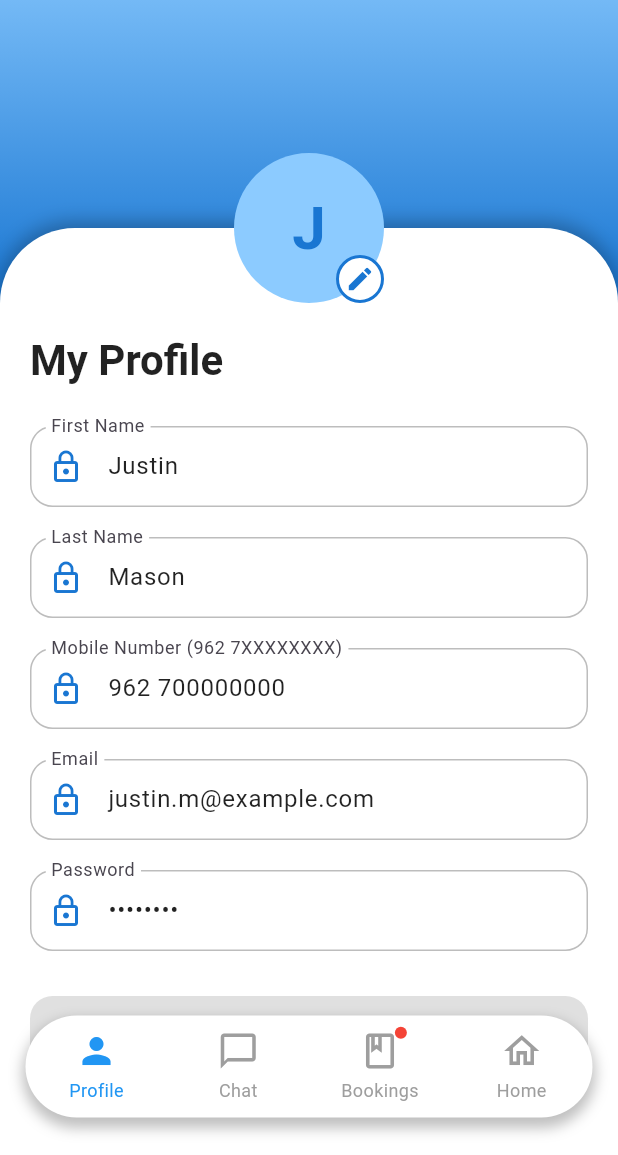
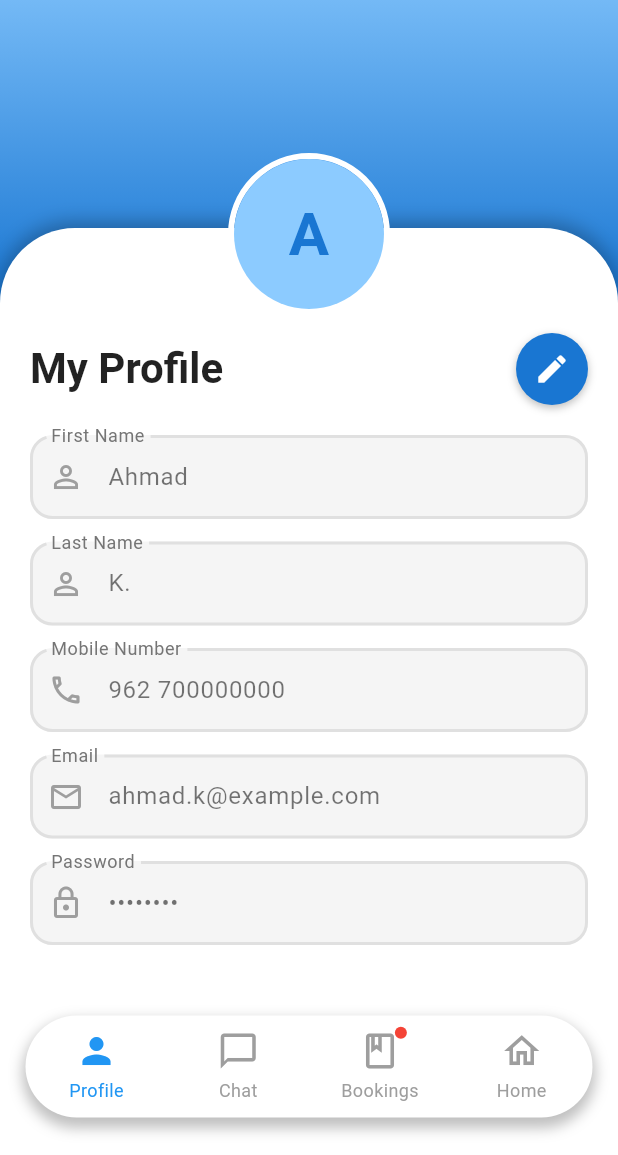
Before and after one commit to RashedGhanem11/Ajeer, a Flutter app: the ProfileScreen screen opened directly, on a phone screen of 412 x 824 dp, the part 81-1236 px from its top. Run offline on Flutter 3.47's test engine with Material 3 defaults, Android fonts, the phone set to English and light mode, and no system bars; our stand-ins replace image_picker.

Commit message:
feat: Enhance ProfileScreen with edit mode functionality, improved UI elements, and better state management

```diff
--- a/Ajeer.mobile/lib/screens/customer_screens/profile_screen.dart
+++ b/Ajeer.mobile/lib/screens/customer_screens/profile_screen.dart
@@ -17,11 +17,16 @@ class ProfileScreen extends StatefulWidget {
 class _ProfileScreenState extends State<ProfileScreen> {
   static const Color _primaryBlue = Color(0xFF1976D2);
   static const Color _lightBlue = Color(0xFF8CCBFF);
+  static const Color _saveGreen = Color(0xFF4CAF50);
+  static const Color _cancelRed = Color(0xFFF44336);
   static const double _borderRadius = 50.0;
   static const double _profileAvatarHeight = 100.0;
   static const double _navBarTotalHeight = 56.0 + 20.0 + 10.0;
+  static const double _fieldVerticalPadding = 16.0;
 
   int _selectedIndex = 0;
+  bool _isPasswordVisible = false;
+  bool _isEditing = false;
 
   final List<Map<String, dynamic>> _navItems = const [
     {
@@ -43,12 +48,13 @@ class _ProfileScreenState extends State<ProfileScreen> {
     {'label': 'Home', 'icon': Icons.home_outlined, 'activeIcon': Icons.home},
   ];
 
-  String _firstName = 'Justin';
-  String _lastName = 'Mason';
+  String _firstName = 'Ahmad';
+  String _lastName = 'K.';
   String _mobileNumber = '962 700000000';
-  String _email = 'justin.m@example.com';
+  String _email = 'ahmad.k@example.com';
   String _password = '********';
   File? _profileImage;
+  File? _originalProfileImage; // Stores image before editing started
   bool _dataHasChanged = false;
 
   late TextEditingController _firstNameController;
@@ -87,7 +93,7 @@ class _ProfileScreenState extends State<ProfileScreen> {
           _emailController.text != _email ||
           (_passwordController.text != _password &&
               _passwordController.text != '********') ||
-          (_profileImage != null);
+          (_profileImage != _originalProfileImage);
 
       if (_dataHasChanged != changed) {
         setState(() {
@@ -129,6 +135,8 @@ class _ProfileScreenState extends State<ProfileScreen> {
   }
 
   Future<void> _pickImage() async {
+    if (!_isEditing) return;
+
     final ImagePicker picker = ImagePicker();
     final XFile? image = await picker.pickImage(source: ImageSource.gallery);
     if (image != null) {
@@ -148,7 +156,9 @@ class _ProfileScreenState extends State<ProfileScreen> {
       if (_passwordController.text != '********') {
         _password = _passwordController.text;
       }
+      _originalProfileImage = _profileImage;
       _dataHasChanged = false;
+      _isEditing = false;
     });
     _passwordController.text = '********';
 
@@ -161,6 +171,28 @@ class _ProfileScreenState extends State<ProfileScreen> {
         margin: const EdgeInsets.symmetric(horizontal: 20, vertical: 20),
       ),
     );
+  }
+
+  void _toggleEditMode() {
+    if (!_isEditing) {
+      // ENTERING Edit Mode
+      _originalProfileImage = _profileImage; // Save current image
+    } else {
+      // EXITING Edit Mode (Cancel)
+      if (_dataHasChanged) {
+        // Revert all fields to original state
+        _firstNameController.text = _firstName;
+        _lastNameController.text = _lastName;
+        _mobileController.text = _mobileNumber;
+        _emailController.text = _email;
+        _passwordController.text = '********';
+        _profileImage = _originalProfileImage; // Revert profile image
+        _dataHasChanged = false;
+      }
+    }
+    setState(() {
+      _isEditing = !_isEditing;
+    });
   }
 
   void _showSwitchModeDialog() {
@@ -332,7 +364,12 @@ class _ProfileScreenState extends State<ProfileScreen> {
           child: Stack(
             alignment: Alignment.center,
             children: [
-              CircleAvatar(
+              Container(
+                decoration: BoxDecoration(
+                  shape: BoxShape.circle,
+                  border: Border.all(color: Colors.white, width: 4.0),
+                ),
+                child: CircleAvatar(
                   radius: _profileAvatarHeight / 2,
                   backgroundColor: _lightBlue,
                   backgroundImage: _profileImage != null
@@ -349,6 +386,8 @@ class _ProfileScreenState extends State<ProfileScreen> {
                         )
                       : null,
                 ),
+              ),
+              if (_isEditing)
                 Positioned(
                   bottom: 0,
                   right: 0,
@@ -359,7 +398,11 @@ class _ProfileScreenState extends State<ProfileScreen> {
                       shape: BoxShape.circle,
                       border: Border.all(color: _primaryBlue, width: 2),
                     ),
-                  child: const Icon(Icons.edit, color: _primaryBlue, size: 20),
+                    child: const Icon(
+                      Icons.edit,
+                      color: _primaryBlue,
+                      size: 20,
+                    ),
                   ),
                 ),
             ],
@@ -404,6 +447,9 @@ class _ProfileScreenState extends State<ProfileScreen> {
           child: Column(
             crossAxisAlignment: CrossAxisAlignment.start,
             children: [
+              Row(
+                mainAxisAlignment: MainAxisAlignment.spaceBetween,
+                children: [
                   Text(
                     'My Profile',
                     style: Theme.of(context).textTheme.headlineSmall?.copyWith(
@@ -412,7 +458,10 @@ class _ProfileScreenState extends State<ProfileScreen> {
                       color: Colors.black87,
                     ),
                   ),
-              const SizedBox(height: 25.0),
+                  _buildEditSaveButtons(),
+                ],
+              ),
+              const SizedBox(height: 20.0),
               _buildInfoField(
                 controller: _firstNameController,
                 label: 'First Name',
@@ -425,8 +474,8 @@ class _ProfileScreenState extends State<ProfileScreen> {
               ),
               _buildInfoField(
                 controller: _mobileController,
-                label: 'Mobile Number (962 7XXXXXXXX)',
-                icon: Icons.phone_android_outlined,
+                label: 'Mobile Number',
+                icon: Icons.call_outlined,
                 keyboardType: TextInputType.phone,
               ),
               _buildInfoField(
@@ -441,30 +490,65 @@ class _ProfileScreenState extends State<ProfileScreen> {
                 icon: Icons.lock_outline,
                 isPassword: true,
               ),
-              Padding(
-                padding: const EdgeInsets.only(top: 10.0),
-                child: ElevatedButton(
-                  onPressed: _dataHasChanged ? _saveProfile : null,
-                  style: ElevatedButton.styleFrom(
-                    backgroundColor: _primaryBlue,
-                    foregroundColor: Colors.white,
-                    disabledBackgroundColor: Colors.grey[300],
-                    elevation: 5,
-                    minimumSize: const Size(double.infinity, 55),
-                    shape: RoundedRectangleBorder(
-                      borderRadius: BorderRadius.circular(15.0),
-                    ),
-                    shadowColor: _primaryBlue.withOpacity(0.5),
-                  ),
-                  child: const Text(
-                    'Save Changes',
-                    style: TextStyle(fontSize: 18, fontWeight: FontWeight.bold),
+            ],
           ),
         ),
       ),
+    );
+  }
+
+  Widget _buildEditSaveButtons() {
+    // Determine the color and whether the save button is enabled
+    final Color saveColor = _dataHasChanged ? _saveGreen : Colors.grey;
+    final bool saveEnabled = _dataHasChanged;
+
+    // FIX: The Cancel button is now RED in all cases when in edit mode.
+    final Color cancelColor = _isEditing ? _cancelRed : _primaryBlue;
+
+    return Row(
+      mainAxisSize: MainAxisSize.min,
+      children: [
+        // Save Button (only visible in edit mode)
+        if (_isEditing)
+          _buildActionButton(
+            icon: Icons.check,
+            tooltip: 'Save Changes',
+            onPressed: saveEnabled ? _saveProfile : null,
+            backgroundColor: saveColor,
+          ),
+        if (_isEditing) const SizedBox(width: 10),
+
+        // Edit/Cancel Button
+        _buildActionButton(
+          icon: _isEditing ? Icons.close : Icons.edit,
+          tooltip: _isEditing ? 'Cancel Editing' : 'Edit Profile',
+          onPressed: _toggleEditMode,
+          backgroundColor: cancelColor,
+        ),
+      ],
+    );
+  }
+
+  Widget _buildActionButton({
+    required IconData icon,
+    required String tooltip,
+    required VoidCallback? onPressed,
+    required Color backgroundColor,
+  }) {
+    return Container(
+      width: 48,
+      height: 48,
+      decoration: BoxDecoration(
+        color: backgroundColor,
+        shape: BoxShape.circle,
+        boxShadow: const [
+          BoxShadow(color: Colors.black26, blurRadius: 4, offset: Offset(0, 2)),
         ],
       ),
-        ),
+      child: IconButton(
+        icon: Icon(icon, color: Colors.white, size: 24),
+        onPressed: onPressed,
+        tooltip: tooltip,
       ),
     );
   }
@@ -477,29 +561,79 @@ class _ProfileScreenState extends State<ProfileScreen> {
     TextInputType keyboardType = TextInputType.text,
   }) {
     return Padding(
-      padding: const EdgeInsets.only(bottom: 20.0),
+      padding: const EdgeInsets.only(bottom: 15.0),
       child: TextField(
         controller: controller,
-        obscureText: isPassword,
+        readOnly: !_isEditing,
+        obscureText: isPassword && !_isPasswordVisible,
         keyboardType: keyboardType,
-        style: const TextStyle(color: Colors.black87),
+        style: TextStyle(color: _isEditing ? Colors.black87 : Colors.black54),
         decoration: InputDecoration(
           labelText: label,
-          prefixIcon: const Icon(Icons.lock_outline, color: _primaryBlue),
+          prefixIcon: Icon(
+            icon,
+            color: _isEditing ? _primaryBlue : Colors.grey,
+          ),
+          suffixIcon: isPassword && _isEditing
+              ? IconButton(
+                  icon: Icon(
+                    _isPasswordVisible
+                        ? Icons.visibility
+                        : Icons.visibility_off,
+                    color: _primaryBlue,
+                  ),
+                  onPressed: () {
+                    setState(() {
+                      _isPasswordVisible = !_isPasswordVisible;
+                    });
+                  },
+                )
+              : null,
+
+          // FIX: Explicitly set the color for the label when it floats (focused/has text)
+          floatingLabelStyle: _isEditing
+              ? const TextStyle(
+                  color: _primaryBlue,
+                  fontWeight: FontWeight.normal,
+                )
+              : TextStyle(
+                  color: Colors.grey.shade600,
+                  fontWeight: FontWeight.normal,
+                ),
+
+          // FIX: Set the default label style explicitly to a gray tone when inside the field
+          labelStyle: TextStyle(
+            color: _isEditing ? Colors.grey : Colors.grey.shade600,
+            fontWeight: FontWeight.normal,
+          ),
+
+          fillColor: _isEditing ? Colors.white : Colors.grey.shade100,
+          filled: true,
           border: OutlineInputBorder(
             borderRadius: BorderRadius.circular(15),
-            borderSide: const BorderSide(color: Colors.grey),
+            borderSide: const BorderSide(color: Colors.grey, width: 2.0),
           ),
           enabledBorder: OutlineInputBorder(
             borderRadius: BorderRadius.circular(15),
-            borderSide: BorderSide(color: Colors.grey[400]!),
+            borderSide: BorderSide(
+              color: _isEditing ? Colors.grey.shade400 : Colors.grey.shade300,
+              width: 2.0,
             ),
+          ),
+          // Ensure the border is primary blue on focus
           focusedBorder: OutlineInputBorder(
             borderRadius: BorderRadius.circular(15),
-            borderSide: const BorderSide(color: _primaryBlue, width: 2.0),
+            borderSide: const BorderSide(color: _primaryBlue, width: 3.0),
+          ),
+          disabledBorder: OutlineInputBorder(
+            borderRadius: BorderRadius.circular(15),
+            borderSide: BorderSide(
+              color: _isEditing ? Colors.grey.shade300 : Colors.grey.shade300,
+              width: 2.0,
+            ),
           ),
           contentPadding: const EdgeInsets.symmetric(
-            vertical: 15,
+            vertical: _fieldVerticalPadding,
             horizontal: 10,
           ),
         ),
```
Lines whose indentation alone changed are shown as unchanged.
